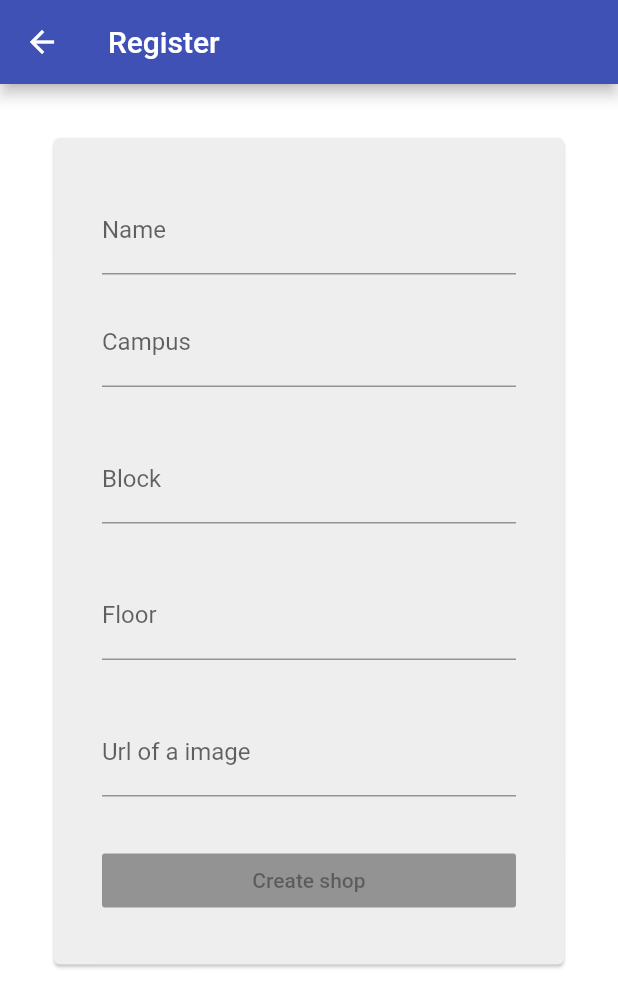
After one commit to igorcruzf/uff_lojinhas, a Flutter app: the ShopFormRegister screen opened directly, on a phone screen of 412 x 824 dp. The commit adds this screen. Shown: the top 1007 px of the screen. Run offline on Flutter 3.47's test engine with Material 2 defaults, Android fonts, the phone set to English and light mode, and no system bars; our stand-ins replace cloud_firestore, firebase_auth; accounts and stored records are empty.

Commit message:
formulario de shops criado mas não funcional

```diff
--- /dev/null
+++ b/lib/app/screen/sign_in_page/shop_form_register.dart
@@ -0,0 +1,169 @@
+import 'package:flutter/material.dart';
+import 'package:flutter/services.dart';
+import 'package:provider/provider.dart';
+import 'package:uff_lojinhas/services/auth.dart';
+import 'validators.dart';
+
+
+class ShopFormRegister extends StatefulWidget with ShopFieldsValidators {
+  @override
+  _ShopFormRegisterState createState() => _ShopFormRegisterState();
+}
+
+class _ShopFormRegisterState extends State<ShopFormRegister> {
+  final TextEditingController _nameController = TextEditingController();
+  final TextEditingController _campusController = TextEditingController();
+  final TextEditingController _blockController = TextEditingController();
+  final TextEditingController _floorController = TextEditingController();
+  final TextEditingController _urlPhotoController = TextEditingController();
+  final FocusNode _nameFocusNode = FocusNode();
+  final FocusNode _campusFocusNode = FocusNode();
+  final FocusNode _blockFocusNode = FocusNode();
+  final FocusNode _floorFocusNode = FocusNode();
+  final FocusNode _urlPhotoFocusNode = FocusNode();
+
+  String get _name => _nameController.text;
+  String get _campus => _campusController.text;
+  String get _block => _blockController.text;
+  String get _floor => _floorController.text;
+  String get _urlPhoto => _urlPhotoController.text;
+  bool _submitted = false;
+  bool _isLoading = false;
+
+  _updateState() {
+    print("name $_name, campus: $_campus,block: $_block,floor: $_floor, urlPhoto: $_urlPhoto");
+    setState(() {});
+  }
+
+  /*void _submit() async {
+    setState(() {
+      _submitted = true;
+      _isLoading = true;
+    });
+    try {
+      final auth = Provider.of<AuthBase>(context, listen: false);
+      await auth.createUserWithEmailAndPassword(_email, _password);
+      Navigator.of(context).pop();
+      Navigator.of(context).pop();
+    } finally {
+      setState(() {
+        _isLoading = false;
+      });
+    }
+  }*/
+
+  TextField _nameTextField() {
+    bool showErrorText = !widget.nameValidator.isValid(_name) && _submitted;
+    return TextField(
+      focusNode: _nameFocusNode,
+      keyboardType: TextInputType.name,
+      controller: _nameController,
+      onChanged: (name) => _updateState(),
+      decoration:
+        InputDecoration(
+          labelText: "Name",
+          hintText: "Name of your shop",
+          errorText: showErrorText ? widget.invalidNameErrorText : null,
+          ),
+    );
+  }
+
+  TextField _campusTextField() {
+    bool showErrorText = _submitted && !widget.campusValidator.isValid(_campus);
+    return TextField(
+      focusNode: _campusFocusNode,
+      controller: _campusController,
+      obscureText: true,
+      onChanged: (campus) => _updateState(),
+      decoration: InputDecoration(
+        labelText: "Campus",
+        errorText: showErrorText ? widget.invalidCampusErrorText : null,
+      ),
+    );
+  }
+
+  TextField _blockTextField() {
+    bool showErrorText = _submitted && !widget.blockValidator.isValid(_block);
+    return TextField(
+      focusNode: _blockFocusNode,
+      controller: _blockController,
+      obscureText: true,
+      onChanged: (block) => _updateState(),
+      decoration: InputDecoration(
+        labelText: "Block",
+        errorText: showErrorText ? widget.invalidBlockErrorText : null,
+      ),
+    );
+  }
+
+  TextField _floorTextField() {
+    return TextField(
+      focusNode: _floorFocusNode,
+      controller: _floorController,
+      obscureText: true,
+      onChanged: (floor) => _updateState(),
+      decoration: InputDecoration(
+        labelText: "Floor",
+      ),
+    );
+  }
+
+  TextField _urlPhotoTextField() {
+    return TextField(
+      focusNode: _urlPhotoFocusNode,
+      controller: _urlPhotoController,
+      obscureText: true,
+      onChanged: (urlPhoto) => _updateState(),
+      decoration: InputDecoration(
+        labelText: "Url of a image",
+      ),
+    );
+  }
+
+  List<Widget> _buildChildren() {
+    bool submitEnabled = widget.nameValidator.isValid(_name) && widget.campusValidator.isValid(_campus) && widget.blockValidator.isValid(_block);
+    return [
+      _nameTextField(),
+      SizedBox(height: 16),
+      _campusTextField(),
+      SizedBox(height: 32),
+      _blockTextField(),
+      SizedBox(height: 32),
+      _floorTextField(),
+      SizedBox(height: 32),
+      _urlPhotoTextField(),
+      SizedBox(height: 32),
+      RaisedButton(
+        onPressed: submitEnabled ? null : null,
+        child: Text("Create shop"),
+      ),
+    ];
+  }
+
+  @override
+  Widget build(BuildContext context) {
+    return Scaffold(
+      appBar: AppBar(
+        title: Text("Register"),
+        //elevation: 10,
+      ),
+      body: SingleChildScrollView(
+        child: Padding(
+          padding: EdgeInsets.all(32),
+          child: Card(
+            color: Colors.grey[200],
+            child: Padding(
+                padding: EdgeInsets.all(32),
+                child: Column(
+                  crossAxisAlignment: CrossAxisAlignment.stretch,
+                  mainAxisSize: MainAxisSize.min,
+                  children: _buildChildren(),
+                )
+            ),
+          ),
+        ),
+      ),
+      backgroundColor: Colors.white,
+    );
+  }
+}
--- a/lib/app/screen/sign_in_page/validators.dart
+++ b/lib/app/screen/sign_in_page/validators.dart
@@ -15,3 +15,12 @@ class EmailAndPasswordValidators {
   final String invalidEmailErrorText = "Email can't be empty";
   final String invalidPasswordErrorText = "Password can't be empty";
 }
+
+class ShopFieldsValidators {
+  final StringValidator nameValidator = NonEmptyStringValidator();
+  final StringValidator campusValidator = NonEmptyStringValidator();
+  final StringValidator blockValidator = NonEmptyStringValidator();
+  final String invalidNameErrorText = "Name can't be empty";
+  final String invalidCampusErrorText = "Campus can't be empty";
+  final String invalidBlockErrorText = "Block can't be empty";
+}
```
